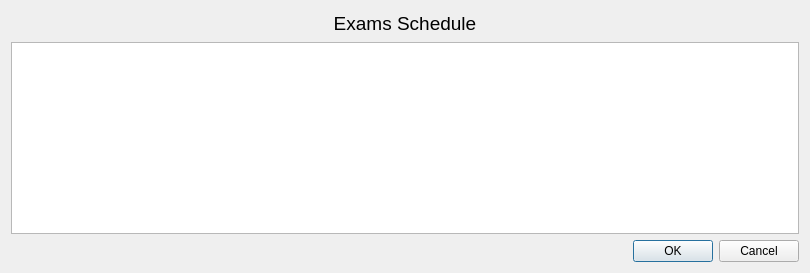
liranbg/JCEaverageCalculator, file src/jceData/Calendar/Exams/examDialog.ui: the form before one commit.
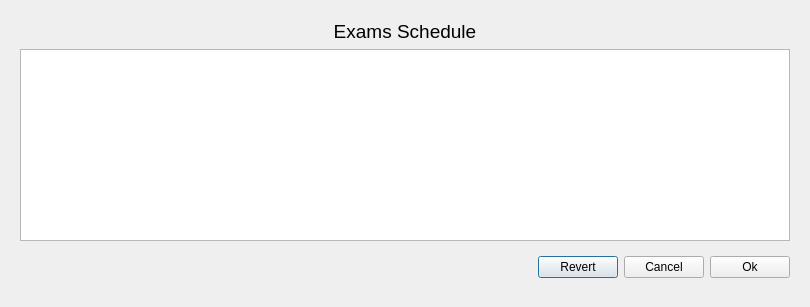
The form after the commit.

Commit message: added exam revert

```diff
--- a/src/jceData/Calendar/Exams/examDialog.ui
+++ b/src/jceData/Calendar/Exams/examDialog.ui
@@ -19,44 +19,115 @@
   <property name="windowTitle">
    <string>Dialog</string>
   </property>
-  <layout class="QGridLayout" name="gridLayout">
+  <layout class="QGridLayout" name="gridLayout_4">
    <item row="0" column="0">
-    <widget class="QLabel" name="labelHeader">
-     <property name="sizePolicy">
-      <sizepolicy hsizetype="Minimum" vsizetype="Minimum">
-       <horstretch>0</horstretch>
-       <verstretch>0</verstretch>
-      </sizepolicy>
+    <widget class="QFrame" name="frameAll">
+     <property name="styleSheet">
+      <string notr="true">#frameAll {
+	border: 0px solids;
+}</string>
      </property>
-     <property name="text">
-      <string>&lt;html&gt;&lt;head/&gt;&lt;body&gt;&lt;p align=&quot;center&quot;&gt;&lt;span style=&quot; font-size:14pt;&quot;&gt;Exams Schedule&lt;/span&gt;&lt;/p&gt;&lt;/body&gt;&lt;/html&gt;</string>
+     <property name="frameShape">
+      <enum>QFrame::StyledPanel</enum>
      </property>
-    </widget>
-   </item>
-   <item row="1" column="0">
-    <widget class="QTableWidget" name="tableWidget">
-     <property name="sizePolicy">
-      <sizepolicy hsizetype="Minimum" vsizetype="Minimum">
-       <horstretch>0</horstretch>
-       <verstretch>0</verstretch>
-      </sizepolicy>
+     <property name="frameShadow">
+      <enum>QFrame::Raised</enum>
      </property>
-    </widget>
-   </item>
-   <item row="2" column="0">
-    <widget class="QDialogButtonBox" name="buttonBox">
-     <property name="sizePolicy">
-      <sizepolicy hsizetype="Minimum" vsizetype="Fixed">
-       <horstretch>0</horstretch>
-       <verstretch>0</verstretch>
-      </sizepolicy>
-     </property>
-     <property name="orientation">
-      <enum>Qt::Horizontal</enum>
-     </property>
-     <property name="standardButtons">
-      <set>QDialogButtonBox::Cancel|QDialogButtonBox::Ok</set>
-     </property>
+     <layout class="QGridLayout" name="gridLayout_3">
+      <item row="2" column="0">
+       <widget class="QFrame" name="frameBtns">
+        <property name="styleSheet">
+         <string notr="true">#frameBtns {
+	border: 0px solids;
+}</string>
+        </property>
+        <property name="frameShape">
+         <enum>QFrame::StyledPanel</enum>
+        </property>
+        <property name="frameShadow">
+         <enum>QFrame::Raised</enum>
+        </property>
+        <layout class="QGridLayout" name="gridLayout_2">
+         <property name="rightMargin">
+          <number>0</number>
+         </property>
+         <item row="0" column="1">
+          <layout class="QGridLayout" name="gridLayout">
+           <item row="0" column="0">
+            <widget class="QPushButton" name="pushButtonRevert">
+             <property name="toolTip">
+              <string>&lt;html&gt;&lt;head/&gt;&lt;body&gt;&lt;p&gt;Revert changes&lt;/p&gt;&lt;/body&gt;&lt;/html&gt;</string>
+             </property>
+             <property name="text">
+              <string>Revert</string>
+             </property>
+            </widget>
+           </item>
+           <item row="0" column="1">
+            <widget class="QPushButton" name="pushButtonCancel">
+             <property name="toolTip">
+              <string>&lt;html&gt;&lt;head/&gt;&lt;body&gt;&lt;p&gt;Discard and hide&lt;/p&gt;&lt;/body&gt;&lt;/html&gt;</string>
+             </property>
+             <property name="text">
+              <string>Cancel</string>
+             </property>
+            </widget>
+           </item>
+           <item row="0" column="2">
+            <widget class="QPushButton" name="pushButtonOk">
+             <property name="toolTip">
+              <string>&lt;html&gt;&lt;head/&gt;&lt;body&gt;&lt;p&gt;Save and hide&lt;/p&gt;&lt;/body&gt;&lt;/html&gt;</string>
+             </property>
+             <property name="text">
+              <string>Ok</string>
+             </property>
+            </widget>
+           </item>
+          </layout>
+         </item>
+         <item row="0" column="0">
+          <spacer name="horizontalSpacer">
+           <property name="orientation">
+            <enum>Qt::Horizontal</enum>
+           </property>
+           <property name="sizeHint" stdset="0">
+            <size>
+             <width>40</width>
+             <height>20</height>
+            </size>
+           </property>
+          </spacer>
+         </item>
+        </layout>
+        <zorder>pushButtonRevert</zorder>
+        <zorder></zorder>
+        <zorder>horizontalSpacer</zorder>
+       </widget>
+      </item>
+      <item row="1" column="0">
+       <widget class="QTableWidget" name="tableWidget">
+        <property name="sizePolicy">
+         <sizepolicy hsizetype="Minimum" vsizetype="Minimum">
+          <horstretch>0</horstretch>
+          <verstretch>0</verstretch>
+         </sizepolicy>
+        </property>
+       </widget>
+      </item>
+      <item row="0" column="0">
+       <widget class="QLabel" name="labelHeader">
+        <property name="sizePolicy">
+         <sizepolicy hsizetype="Minimum" vsizetype="Minimum">
+          <horstretch>0</horstretch>
+          <verstretch>0</verstretch>
+         </sizepolicy>
+        </property>
+        <property name="text">
+         <string>&lt;html&gt;&lt;head/&gt;&lt;body&gt;&lt;p align=&quot;center&quot;&gt;&lt;span style=&quot; font-size:14pt;&quot;&gt;Exams Schedule&lt;/span&gt;&lt;/p&gt;&lt;/body&gt;&lt;/html&gt;</string>
+        </property>
+       </widget>
+      </item>
+     </layout>
     </widget>
    </item>
   </layout>
```
Left out of the diff: 35 changed lines with no effect on the pictures. The commit also changes 8 other files.
